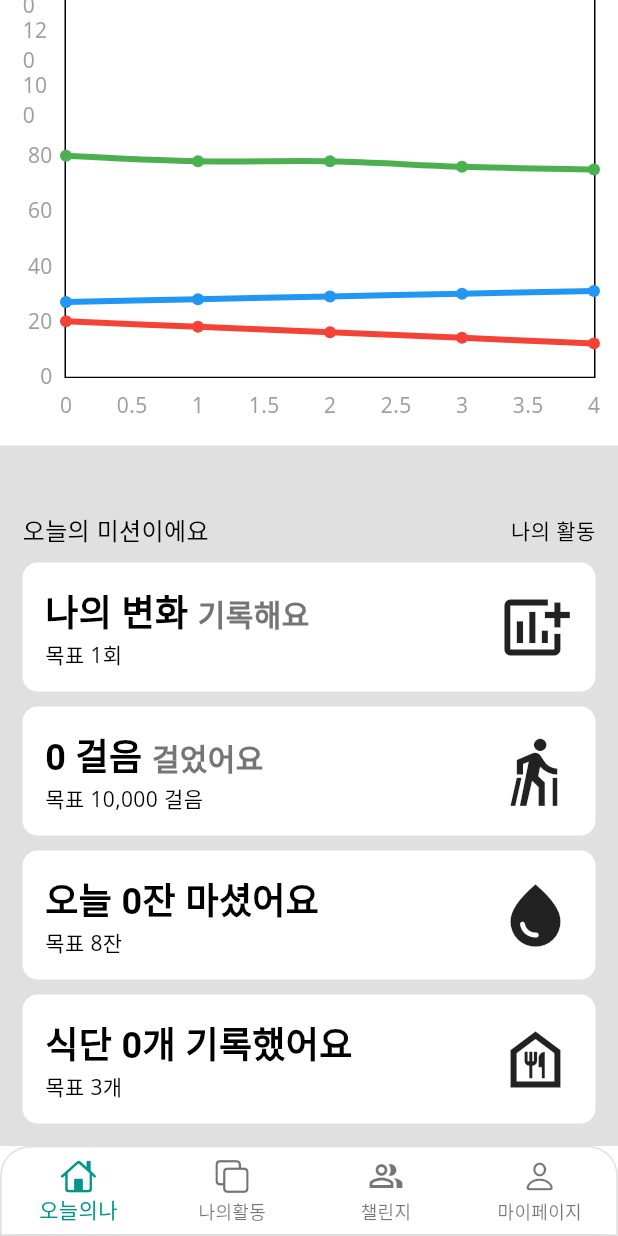
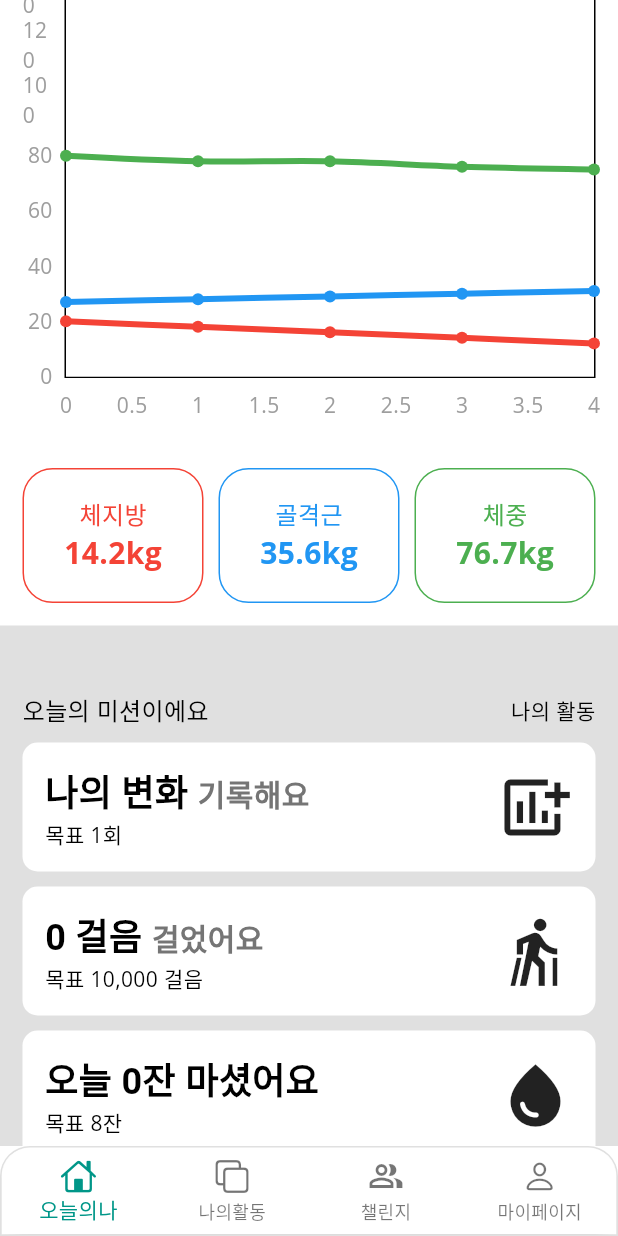
Before and after one commit to hillview0303/project-final-flutter, a Flutter app: the MainPage screen opened directly, scrolled down 536 dp, on a phone screen of 412 x 824 dp. Run offline on Flutter 3.47's test engine with Material 3 defaults, Android fonts, the phone set to English and light mode, and no system bars; drawn by our look-alikes of fl_chart; our stand-ins replace google_fonts.

Commit message:
small Composition Box 추가

```diff
--- /dev/null
+++ b/lib/pages/today/components/composition_box2.dart
@@ -0,0 +1,42 @@
+import 'package:flutter/material.dart';
+import 'package:project_app/size.dart';
+import 'package:project_app/style.dart';
+
+class CompositionBox2 extends StatelessWidget {
+  final color;
+  final name;
+  final value;
+
+  CompositionBox2(
+      {required this.color, required this.name, required this.value});
+
+  @override
+  Widget build(BuildContext context) {
+    return Expanded(
+      child: Container(
+        padding: EdgeInsets.all(3.0),
+        decoration: BoxDecoration(
+          borderRadius: BorderRadius.circular(gap_m),
+          border: Border.all(color: color),
+        ),
+        child: Padding(
+          padding: const EdgeInsets.all(gap_sm),
+          child: Column(
+            mainAxisAlignment: MainAxisAlignment.center,
+            crossAxisAlignment: CrossAxisAlignment.center,
+            children: [
+              Text(
+                "${name}",
+                style: subtitle1(mColor: color),
+              ),
+              Text(
+                "${value}kg",
+                style: h6(mColor: color),
+              ),
+            ],
+          ),
+        ),
+      ),
+    );
+  }
+}
--- a/lib/pages/today/layout/today_body.dart
+++ b/lib/pages/today/layout/today_body.dart
@@ -1,6 +1,7 @@
 import 'package:fl_chart/fl_chart.dart';
 import 'package:flutter/material.dart';
 import 'package:project_app/pages/today/components/changes_chart.dart';
+import 'package:project_app/pages/today/components/composition_box2.dart';
 import 'package:project_app/pages/today/components/mission_container_list.dart';
 import 'package:project_app/style.dart';
 
@@ -55,13 +56,40 @@ class _TodayBodyState extends State<TodayBody> {
                     ),
                   ],
                 ),
-                SizedBox(
-                  height: gap_l,
-                ),
+                SizedBox(height: gap_l),
                 ChangesChart(
                   fatData: fatData,
                   muscleData: muscleData,
                   weightData: weightData,
+                ),
+                SizedBox(height: gap_l),
+                Container(
+                  child: Row(
+                    mainAxisAlignment: MainAxisAlignment.spaceEvenly,
+                    children: [
+                      CompositionBox2(
+                        name: "체지방",
+                        color: Colors.red,
+                        value: "14.2",
+                      ),
+                      SizedBox(
+                        width: gap_s,
+                      ),
+                      CompositionBox2(
+                        name: "골격근",
+                        color: Colors.blue,
+                        value: "35.6",
+                      ),
+                      SizedBox(
+                        width: gap_s,
+                      ),
+                      CompositionBox2(
+                        name: "체중",
+                        color: Colors.green,
+                        value: "76.7",
+                      ),
+                    ],
+                  ),
                 ),
               ],
             ),
```
